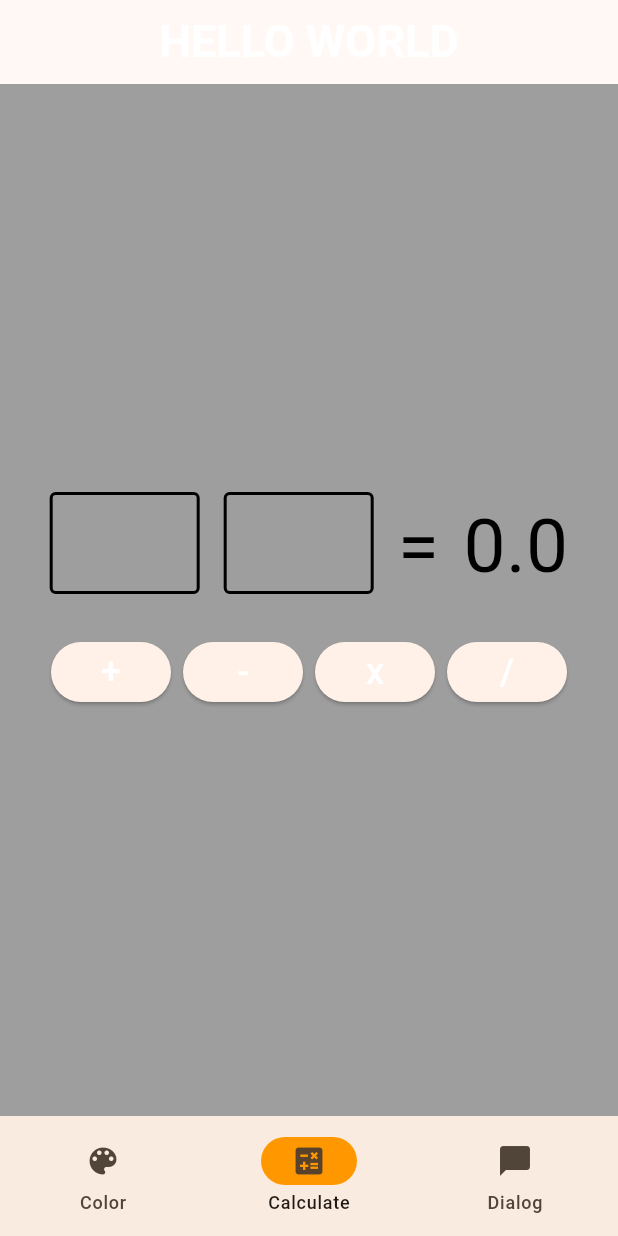
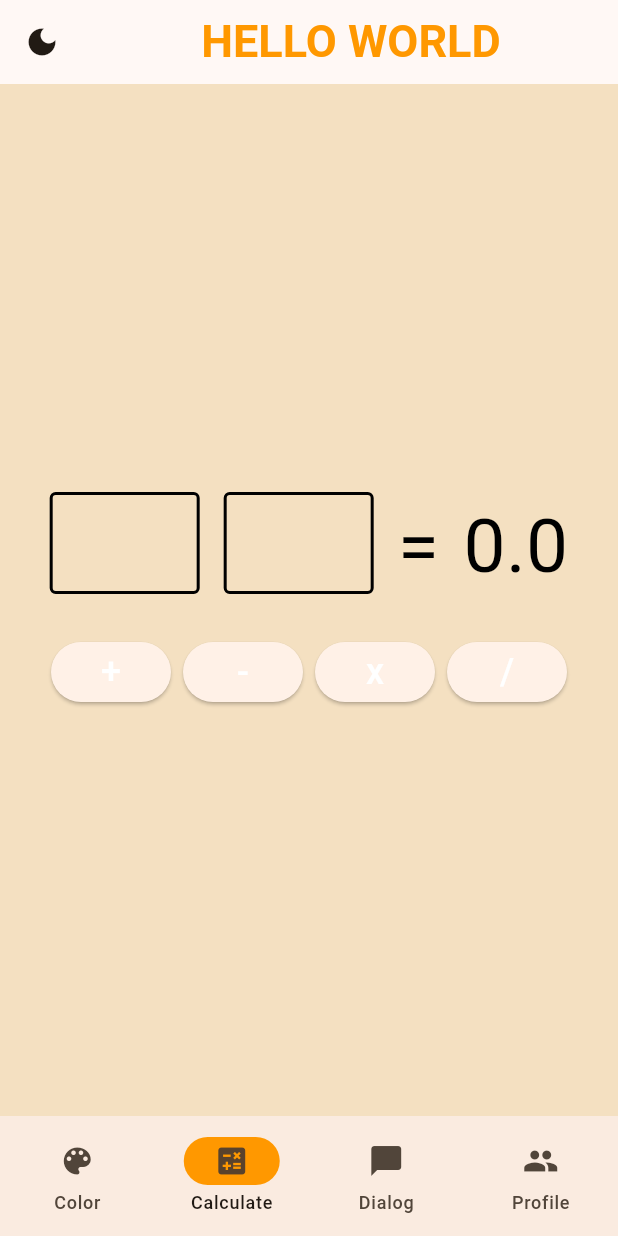
Before and after one commit to NaqiyyahMurshidah/flutter_application_1, a Flutter app: the screen it shows after launch, item 2 of the bottom bar chosen, on a phone screen of 412 x 824 dp. Run offline on Flutter 3.47's test engine with Material 3 defaults, Android fonts, the phone set to English and light mode, and no system bars.

Commit message:
DarkMode update

```diff
--- a/lib/main.dart
+++ b/lib/main.dart
@@ -1,10 +1,17 @@
 import 'package:flutter/material.dart';
 import 'package:flutter_application_1/screens/dialog_screen.dart'; //auto import
+import 'package:flutter_application_1/theme_provider.dart';
 import './screens/color_screen.dart';
 import './screens/calc_screen.dart'; //manual import
+import 'package:provider/provider.dart';
 
 void main() {
-  runApp(const MainApp());
+  runApp(
+    ChangeNotifierProvider(
+      create: (_) => ThemeProvider(),
+      child: const MainApp(),
+    ),
+  );
 }
 
 class MainApp extends StatelessWidget {
@@ -12,7 +19,9 @@ class MainApp extends StatelessWidget {
 
   @override
   Widget build(BuildContext context) {
+    bool isDarkMode = context.watch<ThemeProvider>().darkMode;
     return MaterialApp(
+      //get the dark mode
       home: MyHomePage(),
       debugShowCheckedModeBanner: false,
       theme: ThemeData(
@@ -27,6 +36,7 @@ class MainApp extends StatelessWidget {
           brightness: Brightness.dark,
         ),
       ),
+      themeMode: isDarkMode ? ThemeMode.dark : ThemeMode.light,
     );
   }
 }
@@ -45,13 +55,19 @@ class _MyHomePageState extends State<MyHomePage> {
   Widget build(BuildContext context) {
     return Scaffold(
       appBar: AppBar(
+        leading: IconButton(
+          onPressed: () {
+            context.read<ThemeProvider>().toggleTheme();
+          },
+          icon: Icon(Icons.dark_mode),
+        ),
         title: Center(
           child: Text(
             'HELLO WORLD',
             style: TextStyle(
               fontWeight: FontWeight.bold,
               fontSize: 30,
-              color: Colors.white,
+              color: Colors.orange,
             ),
           ),
         ),
@@ -61,6 +77,7 @@ class _MyHomePageState extends State<MyHomePage> {
             ColorScreen(),
             CalcScreen(),
             DialogScreen(),
+            Placeholder(),
           ][currentIndex], //list of widgets
       bottomNavigationBar: NavigationBar(
         selectedIndex: currentIndex,
@@ -73,6 +90,7 @@ class _MyHomePageState extends State<MyHomePage> {
             label: 'Calculate',
           ),
           NavigationDestination(icon: Icon(Icons.chat_bubble), label: 'Dialog'),
+          NavigationDestination(icon: Icon(Icons.people), label: 'Profile'),
         ],
         onDestinationSelected: (index) {
           setState(() {
--- a/lib/screens/calc_screen.dart
+++ b/lib/screens/calc_screen.dart
@@ -8,7 +8,7 @@ class CalcScreen extends StatefulWidget {
 }
 
 class _CalcScreenState extends State<CalcScreen> {
-  Color bgColor = Colors.grey;
+  Color bgColor = const Color.fromARGB(255, 244, 224, 193);
   double num1 = 0;
   double num2 = 0;
   double result = 0;
--- /dev/null
+++ b/lib/theme_provider.dart
@@ -0,0 +1,14 @@
+import 'package:flutter/material.dart';
+
+class ThemeProvider extends ChangeNotifier {
+  bool isDarkMode = false;
+
+  bool get darkMode {
+    return isDarkMode;
+  }
+
+  void toggleTheme() {
+    isDarkMode = !isDarkMode;
+    notifyListeners();
+  }
+}
--- a/pubspec.yaml
+++ b/pubspec.yaml
@@ -1,6 +1,6 @@
 name: flutter_application_1
 description: "A new Flutter project."
-publish_to: 'none'
+publish_to: "none"
 version: 0.1.0
 
 environment:
@@ -9,6 +9,7 @@ environment:
 dependencies:
   flutter:
     sdk: flutter
+  provider: ^6.1.5
 
 dev_dependencies:
   flutter_test:
```
Also changed, not shown: lib/screens/color_screen.dart (+7 -3 lines), lib/screens/profile_screen.dart (added), pubspec.lock.
